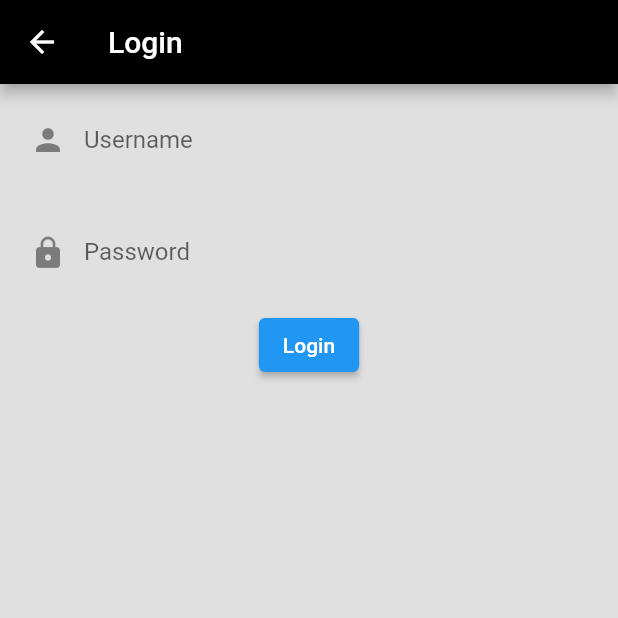
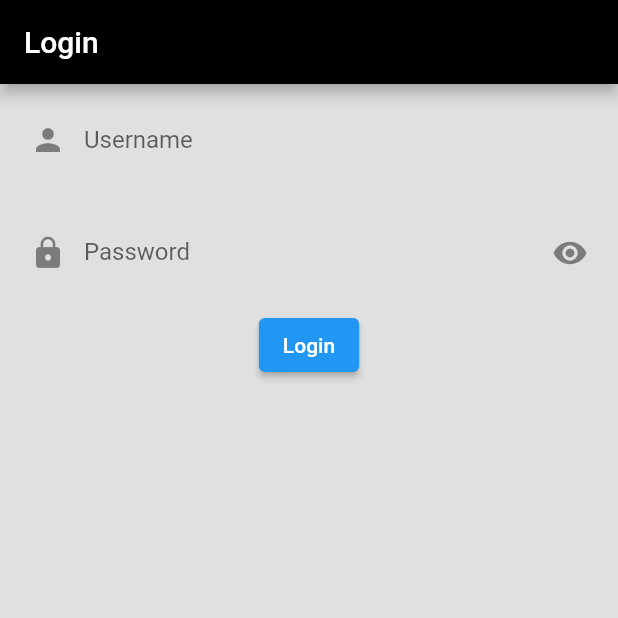
Before and after one commit to ZeyarHtet/music_player, a Flutter app: the screen it shows after launch, after a tap on "Login", on a phone screen of 412 x 824 dp, the top half of it. Run offline on Flutter 3.47's test engine with Material 2 defaults, Android fonts, the phone set to English and light mode, and no system bars; our stand-ins replace audioplayers, shared_preferences; network calls fail; key blocks and very long unbroken strings in the code were emptied for the run.

Commit message:
fix login

```diff
--- a/lib/login_screen.dart
+++ b/lib/login_screen.dart
@@ -11,15 +11,18 @@ class LoginScreen extends StatefulWidget {
 class _LoginScreenState extends State<LoginScreen> {
   final TextEditingController _personController = TextEditingController();
   final TextEditingController _passwordController = TextEditingController();
+  bool _obscureText = true;
 
   @override
   Widget build(BuildContext context) {
     return Scaffold(
         backgroundColor: Colors.black12,
         appBar: AppBar(
+          automaticallyImplyLeading: false,
           backgroundColor: Colors.black,
-          title: const Text("Login",),
-
+          title: const Text(
+            "Login",
+          ),
         ),
         body: Center(
           child: Column(
@@ -39,13 +42,25 @@ class _LoginScreenState extends State<LoginScreen> {
               Padding(
                 padding: const EdgeInsets.all(8.0),
                 child: TextField(
-                  decoration: const InputDecoration(
+                  decoration: InputDecoration(
                     prefixIcon: Icon(Icons.lock),
+                    suffixIcon: GestureDetector(
+                      onTap: () {
+                        setState(() {
+                          _obscureText = !_obscureText;
+                        });
+                      },
+                      child: Icon(_obscureText
+                          ? Icons.visibility
+                          : Icons.visibility_off),
+                    ),
                     border: InputBorder.none,
                     hintText: "Enter your password",
                     labelText: "Password",
                   ),
                   controller: _passwordController,
+                  // obscureText: true,
+                  obscureText: _obscureText,
                 ),
               ),
               ElevatedButton(
@@ -61,12 +76,13 @@ class _LoginScreenState extends State<LoginScreen> {
                     } else {
                       ScaffoldMessenger.of(context).showSnackBar(
                         const SnackBar(
-                          backgroundColor :Colors.red,
-                          content: Text("Your username or password is incorrect!"),
+                          backgroundColor: Colors.red,
+                          content:
+                              Text("Your username or password is incorrect!"),
                         ),
                       );
                     }
-                  } else{
+                  } else {
                     ScaffoldMessenger.of(context).showSnackBar(
                       const SnackBar(
                         backgroundColor: Colors.red,
--- a/lib/music.dart
+++ b/lib/music.dart
@@ -28,6 +28,7 @@ class _MusicState extends State<Music> {
       appBar: AppBar(
         backgroundColor: Colors.white,
         automaticallyImplyLeading: false,
+        elevation: 0,
         title: const Text(
           "My Music",
           style: TextStyle(color: Colors.black),
--- a/lib/welcome_screen.dart
+++ b/lib/welcome_screen.dart
@@ -7,6 +7,11 @@ class FirstScreen extends StatelessWidget {
   Widget build(BuildContext context) {
     return Scaffold(
       backgroundColor: Colors.black12,
+      appBar: AppBar(
+        elevation: 0,
+        backgroundColor: Colors.transparent,
+        automaticallyImplyLeading: false,
+      ),
       body: Center(
         child: Column(
           mainAxisAlignment: MainAxisAlignment.center,
@@ -31,6 +36,7 @@ class FirstScreen extends StatelessWidget {
             ElevatedButton(
               onPressed: () {
                 Navigator.pushNamed(context, '/register');
+
               },
               child: const Text('Register'),
             ),
@@ -47,9 +53,7 @@ class FirstScreen extends StatelessWidget {
         ),
       ),
 
-      // body: Center(
 
-      // ),
     );
   }
 }
```
Also changed, not shown: lib/register_screen.dart (+14 -2 lines).
